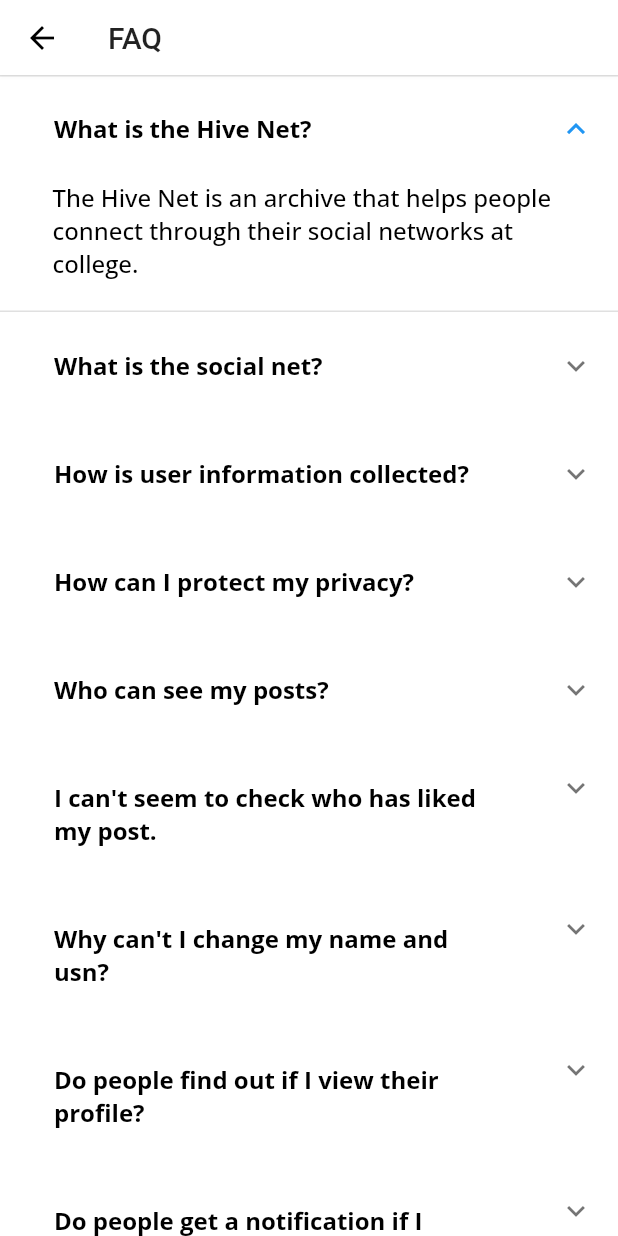
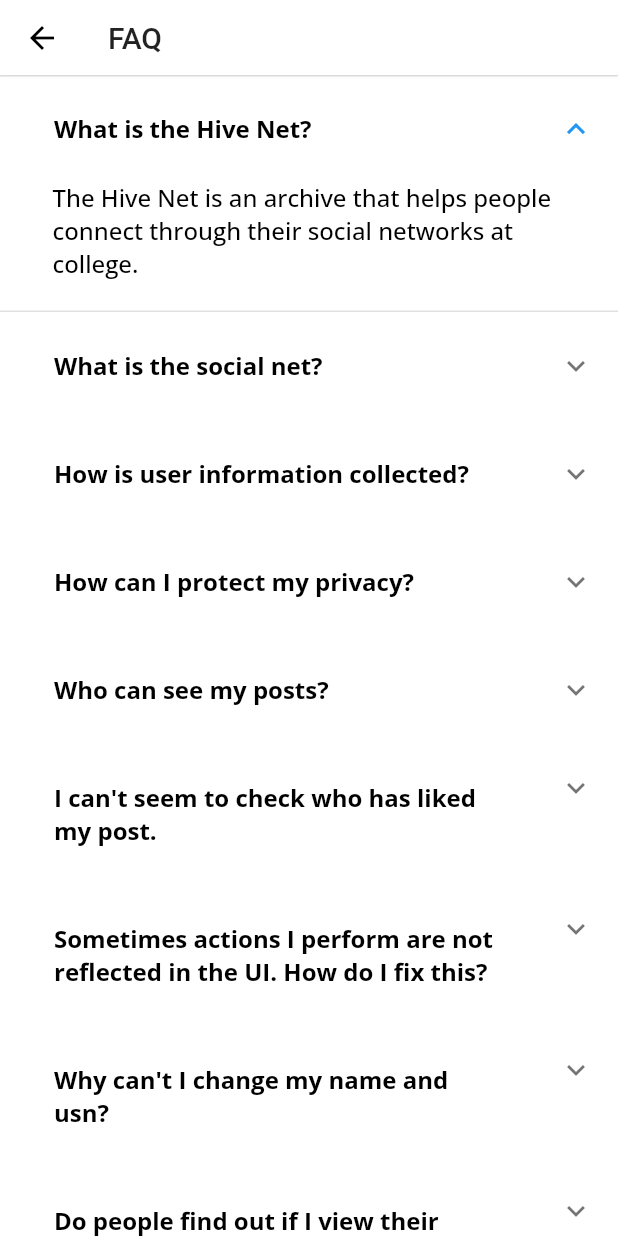
Before and after one commit to Ashishprashar/alumni_app, a Flutter app: the FaqScreen screen opened directly, after a tap on "What is the Hive Net?", on a phone screen of 412 x 824 dp. Run offline on Flutter 3.47's test engine with Material 2 defaults, Android fonts, the phone set to English and light mode, and no system bars; our stand-ins replace cached_network_image, cloud_firestore, email_validator, firebase_auth, firebase_core, firebase_database and 10 more; missing offline and left inert: paginate_firestore; accounts and stored records are empty.

Commit message:
fixed a few bugs

```diff
--- a/lib/provider/follower_provider.dart
+++ b/lib/provider/follower_provider.dart
@@ -1,13 +1,10 @@
 import 'package:alumni_app/models/user.dart';
 import 'package:cloud_firestore/cloud_firestore.dart';
 import 'package:flutter/material.dart';
-import 'package:paginate_firestore/bloc/pagination_listeners.dart';
 
 import '../screen/home.dart';
 
 class FollowerProvider extends ChangeNotifier {
-  PaginateRefreshedChangeListener refreshChangeListener =
-      PaginateRefreshedChangeListener();
   List<DocumentSnapshot> _peopleList = [];
   List<DocumentSnapshot<Object?>> queryList = [];
   bool isLoading = false;
--- a/lib/provider/following_provider.dart
+++ b/lib/provider/following_provider.dart
@@ -9,6 +9,11 @@ class FollowingProvider with ChangeNotifier {
   List<DocumentSnapshot> _followingList = [];
   get followingList {
     return _followingList;
+  }
+
+  removeFollowing(userId) {
+    _followingList
+        .removeWhere((element) => (element.data() as Map)["id"] == userId);
   }
 
   fetchPeople(UserModel user) async {
--- a/lib/screen/faq_screen.dart
+++ b/lib/screen/faq_screen.dart
@@ -42,6 +42,10 @@ class FaqScreen extends StatelessWidget {
                 question: 'I can\'t seem to check who has liked my post.',
                 answer:
                     'Yes, you cannot see who has liked your post in the app. You just get the like count. But when someone likes your post you do get a notification with their name on it.'),
+            CustomExpansionTile(
+                question:
+                    'Sometimes actions I perform are not reflected in the UI. How do I fix this?',
+                answer: 'Try restarting the app.'),
             CustomExpansionTile(
                 question: 'Why can\'t I change my name and usn?',
                 answer:
--- a/lib/screen/profile.dart
+++ b/lib/screen/profile.dart
@@ -2,6 +2,7 @@ import 'dart:developer';
 
 import 'package:alumni_app/models/user.dart';
 import 'package:alumni_app/provider/current_user_provider.dart';
+import 'package:alumni_app/provider/following_provider.dart';
 import 'package:alumni_app/provider/profile_provider.dart';
 import 'package:alumni_app/screen/admin_screen.dart';
 import 'package:alumni_app/screen/all_followers.dart';
@@ -341,6 +342,10 @@ class _UserProfileState extends State<UserProfile> {
                       // for some reason are current user does not update with following
                       // unfollow
                       if (currentUser!.following.contains(widget.user.id)) {
+                        // remove the user from the following list
+                        Provider.of<FollowingProvider>(context, listen: false)
+                            .removeFollowing(widget.user.id);
+
                         log("remove following and follower relationship");
                         profileProvider.removeFollowing(
                             id: widget.user.id, context: context);
```
Also changed, not shown: lib/widget/user_card.dart (+48 -9 lines).
